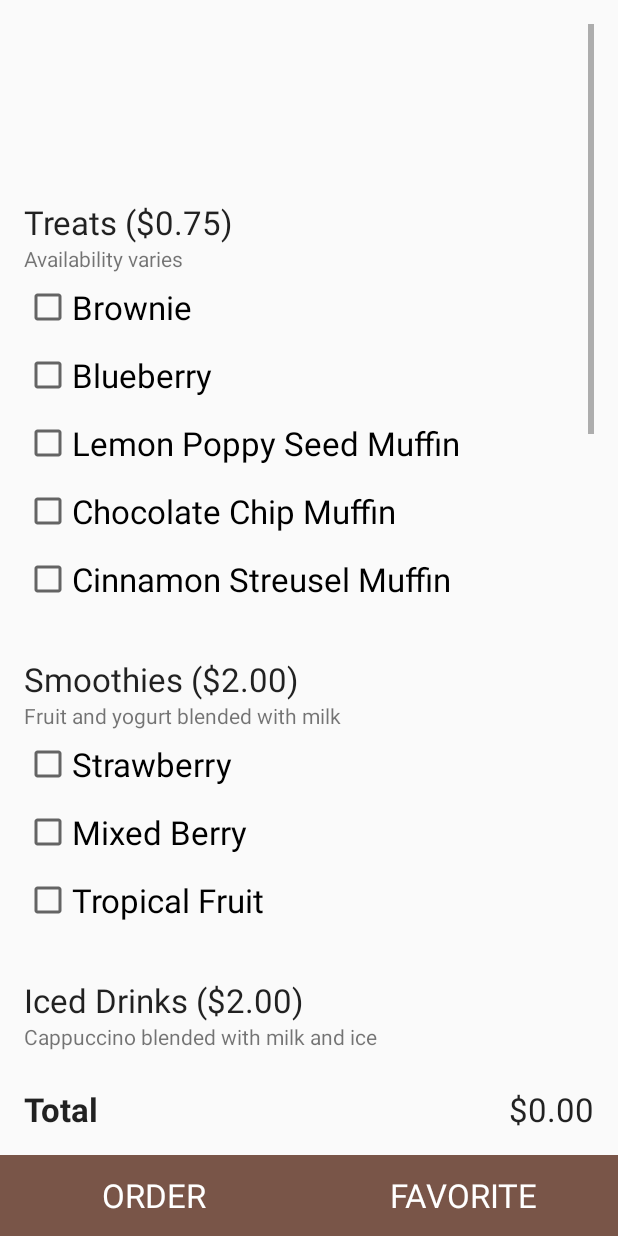
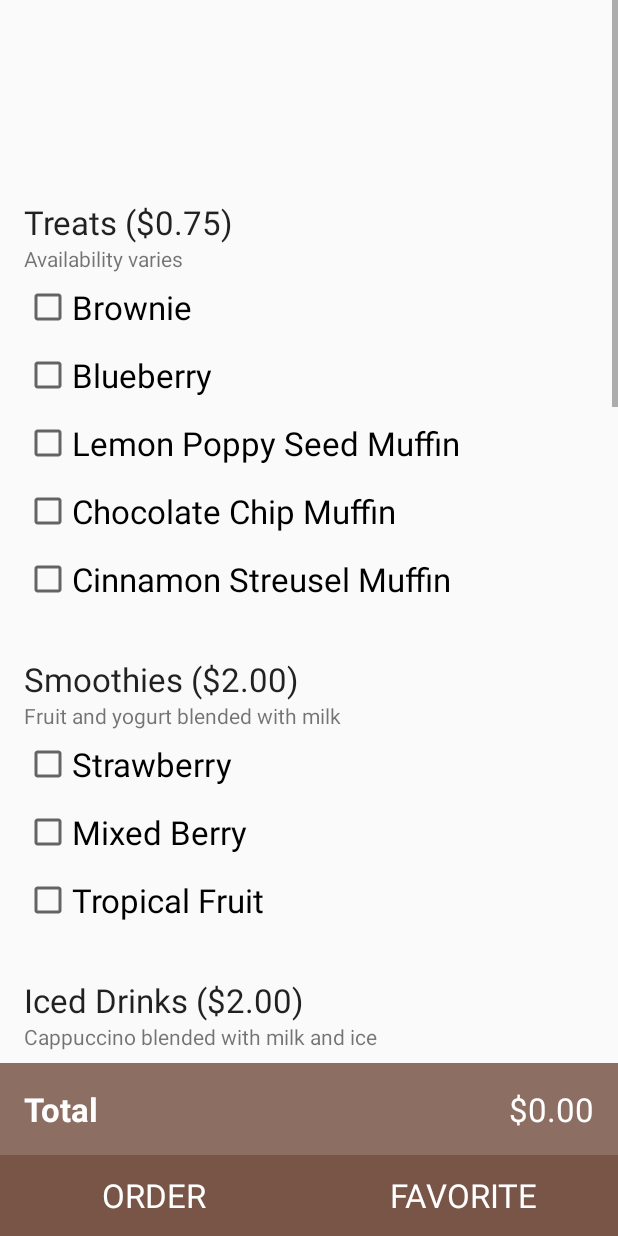
Before and after one commit to APcorp/kokopelli, an Android app: the layout activity_main.xml on its own in the app's theme, with its tools: preview values and no code run, on a phone screen of 412 x 824 dp. Run offline under Robolectric (Android 15) with nearby library versions, the phone set to English and light mode, and no system bars.

```diff
--- a/app/src/main/res/layout/activity_main.xml
+++ b/app/src/main/res/layout/activity_main.xml
@@ -7,13 +7,13 @@
     <ScrollView
         android:layout_width="match_parent"
         android:layout_height="0dp"
-        android:layout_weight="1"
-        android:padding="16dp">
+        android:layout_weight="1">
 
         <LinearLayout
             android:layout_width="match_parent"
             android:layout_height="wrap_content"
-            android:orientation="vertical">
+            android:orientation="vertical"
+            android:padding="16dp">
 
             <TextView
                 android:id="@+id/txtName"
@@ -1016,10 +1016,9 @@
     <LinearLayout
         android:layout_width="match_parent"
         android:layout_height="wrap_content"
+        android:background="#8D6E63"
         android:gravity="center_vertical"
-        android:paddingBottom="16dp"
-        android:paddingLeft="16dp"
-        android:paddingRight="16dp">
+        android:padding="16dp">
 
         <TextView
             android:layout_width="0dp"
@@ -1027,6 +1026,7 @@
             android:layout_weight="1"
             android:text="@string/total"
             android:textAppearance="?android:textAppearanceLarge"
+            android:textColor="@android:color/white"
             android:textStyle="bold" />
 
         <TextView
@@ -1034,7 +1034,8 @@
             android:layout_width="wrap_content"
             android:layout_height="wrap_content"
             android:text="@string/price"
-            android:textAppearance="?android:textAppearanceLarge" />
+            android:textAppearance="?android:textAppearanceLarge"
+            android:textColor="@android:color/white" />
     </LinearLayout>
 
     <LinearLayout
```
Also changed, not shown: app/src/main/java/comapcorp/github/kokopelliorderform/FinalActivity.java (+23 -11 lines), app/src/main/java/comapcorp/github/kokopelliorderform/MainActivity.java (+6 -31 lines), app/src/main/java/comapcorp/github/kokopelliorderform/WelcomeScreen.java (+2 -6 lines), app/src/main/res/layout/activity_final.xml (+0 -7 lines), app/src/main/res/layout/activity_welcome_screen.xml (+0 -10 lines).
